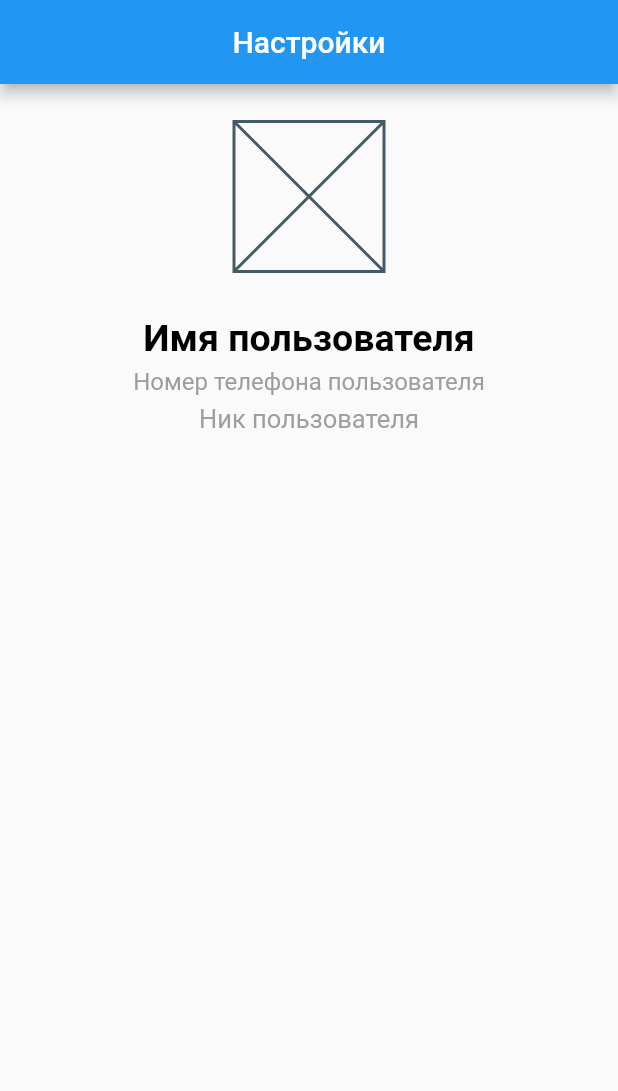
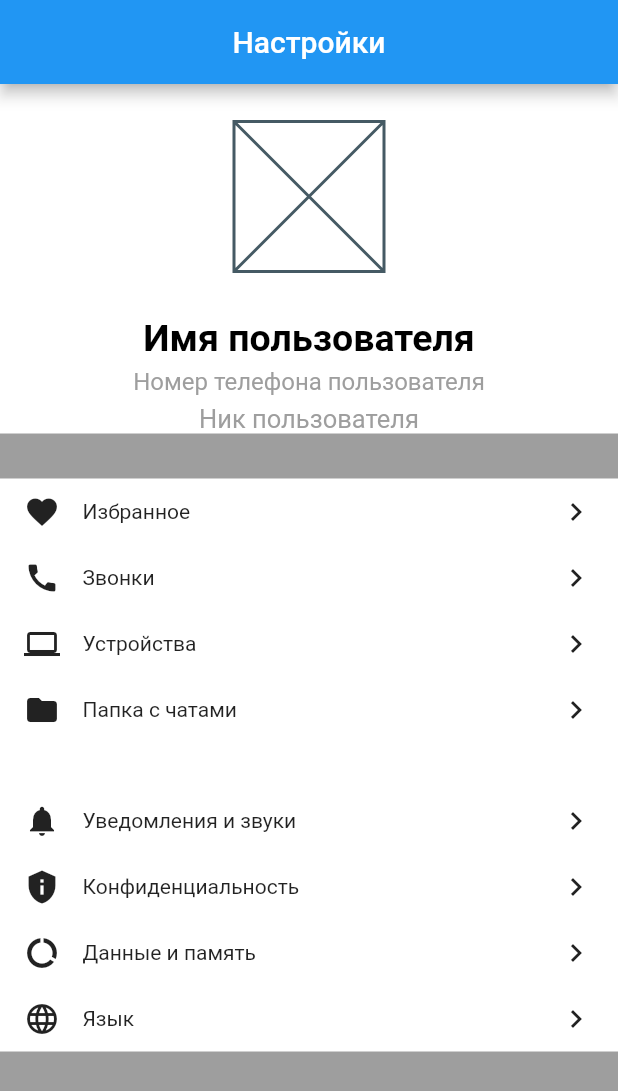
Before and after one commit to FedotovV/FlutterApp, a Flutter app: the screen it shows after launch, on a phone screen of 412 x 824 dp. Shown: the top 1091 px of the screen. Run offline on Flutter 3.47's test engine with Material 2 defaults, Android fonts, the phone set to English and light mode, and no system bars.

Commit message:
added menu items

```diff
--- a/lib/widgets/user_profile.dart
+++ b/lib/widgets/user_profile.dart
@@ -4,10 +4,92 @@ class UserProfile extends StatelessWidget {
   @override
   Widget build(BuildContext context) {
     return Scaffold(
+      backgroundColor: Colors.grey,
       appBar: AppBar(
         title: Center(child: Text('Настройки')),
       ),
       body: Center(
+        child: Column(
+          children: [
+            _UserInfo(),
+            SizedBox(
+              height: 30,
+            ),
+            _MenuWidget()
+          ],
+        ),
+      ),
+    );
+  }
+}
+
+class _MenuWidget extends StatelessWidget {
+  const _MenuWidget({Key? key}) : super(key: key);
+
+  @override
+  Widget build(BuildContext context) {
+    return Container(
+        color: Colors.white,
+        width: double.infinity,
+        child: Column(
+          children: [
+            _MenuWidgetRow(icon: Icons.favorite, text: 'Избранное'),
+            _MenuWidgetRow(icon: Icons.call, text: 'Звонки'),
+            _MenuWidgetRow(icon: Icons.computer, text: 'Устройства'),
+            _MenuWidgetRow(icon: Icons.folder, text: 'Папка с чатами'),
+            SizedBox(
+              height: 30,
+            ),
+            _MenuWidgetRow(
+                icon: Icons.notifications, text: 'Уведомления и звуки'),
+            _MenuWidgetRow(icon: Icons.privacy_tip, text: 'Конфиденциальность'),
+            _MenuWidgetRow(icon: Icons.data_usage, text: 'Данные и память'),
+            _MenuWidgetRow(icon: Icons.language, text: 'Язык'),
+          ],
+        ));
+  }
+}
+
+class _MenuWidgetRow extends StatelessWidget {
+  final IconData icon;
+  final String text;
+
+  const _MenuWidgetRow({
+    Key? key,
+    required this.icon,
+    required this.text,
+  }) : super(key: key);
+
+  @override
+  Widget build(BuildContext context) {
+    return Padding(
+      padding: EdgeInsets.symmetric(horizontal: 16, vertical: 10),
+      child: Column(
+        children: [
+          Row(
+            children: [
+              Icon(icon),
+              SizedBox(
+                width: 15,
+              ),
+              Expanded(child: Text(text)),
+              Icon(Icons.chevron_right)
+            ],
+          )
+        ],
+      ),
+    );
+  }
+}
+
+class _UserInfo extends StatelessWidget {
+  const _UserInfo({Key? key}) : super(key: key);
+
+  @override
+  Widget build(BuildContext context) {
+    return Container(
+      color: Colors.white,
+      width: double.infinity,
       child: Column(
         children: [
           SizedBox(
@@ -27,7 +109,6 @@ class UserProfile extends StatelessWidget {
           ),
           _NicknameUserWidget(),
         ],
-        ),
       ),
     );
   }
```
Also changed, not shown: 2 other files. Lines whose indentation alone changed are shown as unchanged.
